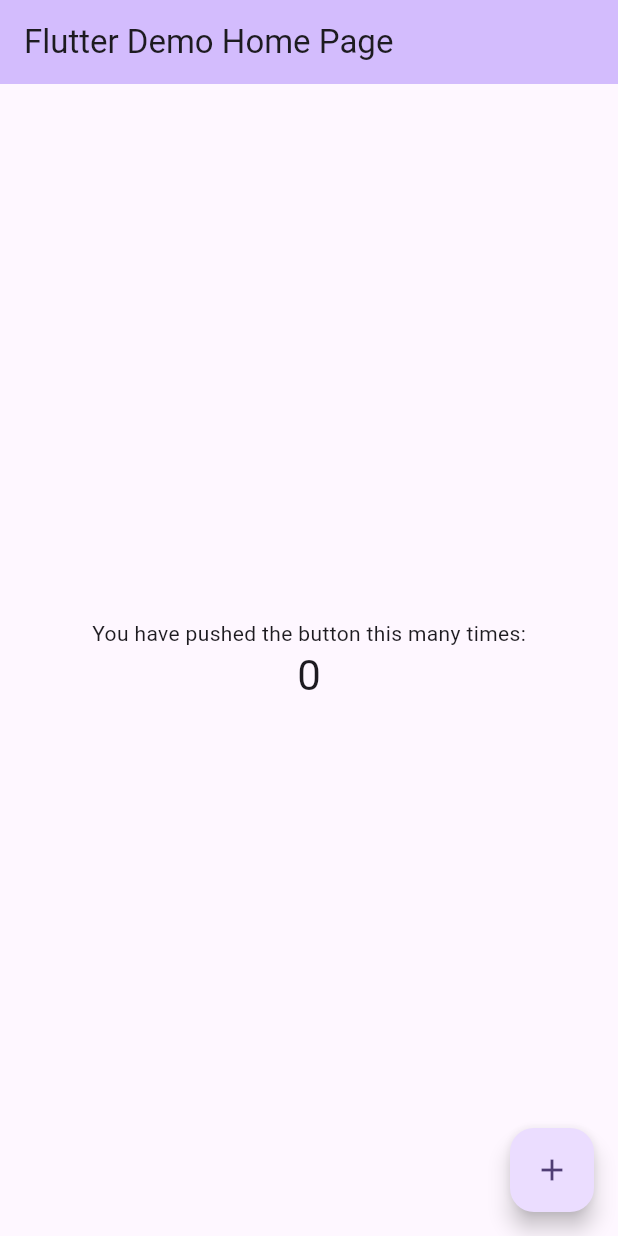
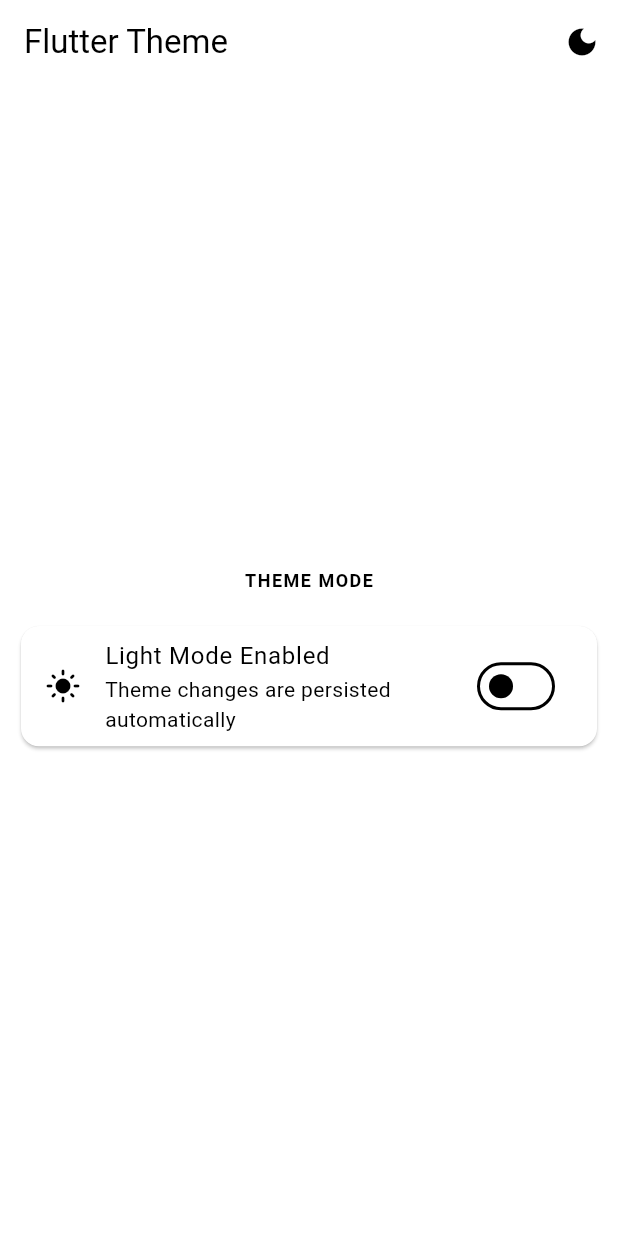
Before and after one commit to 67Vatsal/flutter_light_dark_theme, a Flutter app: the screen it shows after launch, on a phone screen of 412 x 824 dp. Run offline on Flutter 3.47's test engine with Material 3 defaults, Android fonts, the phone set to English and light mode, and no system bars; our stand-ins replace shared_preferences.

Commit message:
flutter_light_dark_theme

```diff
--- /dev/null
+++ b/lib/controller/theme_controller.dart
@@ -0,0 +1,21 @@
+import 'package:flutter/material.dart';
+import '../storage/theme_storage.dart';
+
+class ThemeController extends ChangeNotifier {
+  ThemeMode _themeMode = ThemeMode.system;
+
+  ThemeMode get themeMode => _themeMode;
+
+  Future<void> loadTheme() async {
+    _themeMode = await ThemeStorage.getThemeMode();
+    notifyListeners();
+  }
+
+  Future<void> setTheme(ThemeMode mode) async {
+    _themeMode = mode;
+    await ThemeStorage.saveThemeMode(mode);
+    notifyListeners();
+  }
+
+  bool get isDark => _themeMode == ThemeMode.dark;
+}
--- a/lib/main.dart
+++ b/lib/main.dart
@@ -1,122 +1,38 @@
+import 'package:flutter/cupertino.dart';
 import 'package:flutter/material.dart';
+import 'package:flutter_light_dark_theme/theme_builder.dart';
 
-void main() {
-  runApp(const MyApp());
+import 'controller/theme_controller.dart';
+import 'my_home_page.dart';
+
+void main() async {
+  WidgetsFlutterBinding.ensureInitialized();
+
+  final themeController = ThemeController();
+  await themeController.loadTheme();
+
+  runApp(
+    AdaptiveThemeBuilder(
+      controller: themeController,
+      primaryColor: Colors.deepPurple,
+      child: MyApp(controller: themeController),
+    ),
+  );
 }
 
 class MyApp extends StatelessWidget {
-  const MyApp({super.key});
+  final ThemeController controller;
 
-  // This widget is the root of your application.
+  const MyApp({
+    super.key,
+    required this.controller,
+  });
+
   @override
   Widget build(BuildContext context) {
-    return MaterialApp(
-      title: 'Flutter Demo',
-      theme: ThemeData(
-        // This is the theme of your application.
-        //
-        // TRY THIS: Try running your application with "flutter run". You'll see
-        // the application has a purple toolbar. Then, without quitting the app,
-        // try changing the seedColor in the colorScheme below to Colors.green
-        // and then invoke "hot reload" (save your changes or press the "hot
-        // reload" button in a Flutter-supported IDE, or press "r" if you used
-        // the command line to start the app).
-        //
-        // Notice that the counter didn't reset back to zero; the application
-        // state is not lost during the reload. To reset the state, use hot
-        // restart instead.
-        //
-        // This works for code too, not just values: Most code changes can be
-        // tested with just a hot reload.
-        colorScheme: .fromSeed(seedColor: Colors.deepPurple),
-      ),
-      home: const MyHomePage(title: 'Flutter Demo Home Page'),
+    return MyHomePage(
+      title: 'Flutter Theme',
+      controller: controller,
     );
   }
 }
-
-class MyHomePage extends StatefulWidget {
-  const MyHomePage({super.key, required this.title});
-
-  // This widget is the home page of your application. It is stateful, meaning
-  // that it has a State object (defined below) that contains fields that affect
-  // how it looks.
-
-  // This class is the configuration for the state. It holds the values (in this
-  // case the title) provided by the parent (in this case the App widget) and
-  // used by the build method of the State. Fields in a Widget subclass are
-  // always marked "final".
-
-  final String title;
-
-  @override
-  State<MyHomePage> createState() => _MyHomePageState();
-}
-
-class _MyHomePageState extends State<MyHomePage> {
-  int _counter = 0;
-
-  void _incrementCounter() {
-    setState(() {
-      // This call to setState tells the Flutter framework that something has
-      // changed in this State, which causes it to rerun the build method below
-      // so that the display can reflect the updated values. If we changed
-      // _counter without calling setState(), then the build method would not be
-      // called again, and so nothing would appear to happen.
-      _counter++;
-    });
-  }
-
-  @override
-  Widget build(BuildContext context) {
-    // This method is rerun every time setState is called, for instance as done
-    // by the _incrementCounter method above.
-    //
-    // The Flutter framework has been optimized to make rerunning build methods
-    // fast, so that you can just rebuild anything that needs updating rather
-    // than having to individually change instances of widgets.
-    return Scaffold(
-      appBar: AppBar(
-        // TRY THIS: Try changing the color here to a specific color (to
-        // Colors.amber, perhaps?) and trigger a hot reload to see the AppBar
-        // change color while the other colors stay the same.
-        backgroundColor: Theme.of(context).colorScheme.inversePrimary,
-        // Here we take the value from the MyHomePage object that was created by
-        // the App.build method, and use it to set our appbar title.
-        title: Text(widget.title),
-      ),
-      body: Center(
-        // Center is a layout widget. It takes a single child and positions it
-        // in the middle of the parent.
-        child: Column(
-          // Column is also a layout widget. It takes a list of children and
-          // arranges them vertically. By default, it sizes itself to fit its
-          // children horizontally, and tries to be as tall as its parent.
-          //
-          // Column has various properties to control how it sizes itself and
-          // how it positions its children. Here we use mainAxisAlignment to
-          // center the children vertically; the main axis here is the vertical
-          // axis because Columns are vertical (the cross axis would be
-          // horizontal).
-          //
-          // TRY THIS: Invoke "debug painting" (choose the "Toggle Debug Paint"
-          // action in the IDE, or press "p" in the console), to see the
-          // wireframe for each widget.
-          mainAxisAlignment: .center,
-          children: [
-            const Text('You have pushed the button this many times:'),
-            Text(
-              '$_counter',
-              style: Theme.of(context).textTheme.headlineMedium,
-            ),
-          ],
-        ),
-      ),
-      floatingActionButton: FloatingActionButton(
-        onPressed: _incrementCounter,
-        tooltip: 'Increment',
-        child: const Icon(Icons.add),
-      ),
-    );
-  }
-}
--- /dev/null
+++ b/lib/my_home_page.dart
@@ -0,0 +1,73 @@
+import 'package:flutter/material.dart';
+import 'controller/theme_controller.dart';
+
+class MyHomePage extends StatelessWidget {
+  final String title;
+  final ThemeController controller;
+
+  const MyHomePage({super.key, required this.title, required this.controller});
+
+  @override
+  Widget build(BuildContext context) {
+    final theme = Theme.of(context);
+    final isDark = controller.isDark;
+
+    return Scaffold(
+      appBar: AppBar(title: Text(title), actions: [_themeModeButton(isDark)]),
+      body: Column(
+        mainAxisAlignment: MainAxisAlignment.center,
+        children: [
+          _sectionTitle('Theme Mode'),
+          SizedBox(height: 10),
+          _themeModeCard(isDark),
+        ],
+      ),
+    );
+  }
+
+  Widget _themeModeButton(bool isDark) {
+    return IconButton(
+      tooltip: 'Toggle Theme',
+      icon: Icon(isDark ? Icons.light_mode : Icons.dark_mode),
+      onPressed: () {
+        controller.setTheme(isDark ? ThemeMode.light : ThemeMode.dark);
+      },
+    );
+  }
+
+  // ---------- SECTIONS ----------
+
+  Widget _sectionTitle(String text) {
+    return Padding(
+      padding: const EdgeInsets.only(bottom: 8),
+      child: Text(
+        textAlign: TextAlign.start,
+        text.toUpperCase(),
+        style: const TextStyle(
+          fontSize: 12,
+          fontWeight: FontWeight.bold,
+          letterSpacing: 1,
+        ),
+      ),
+    );
+  }
+
+  Widget _themeModeCard(bool isDark) {
+    return Padding(
+      padding: const EdgeInsets.symmetric(horizontal: 10),
+      child: Card(
+        child: ListTile(
+          leading: Icon(isDark ? Icons.dark_mode : Icons.light_mode),
+          title: Text(isDark ? 'Dark Mode Enabled' : 'Light Mode Enabled'),
+          subtitle: const Text('Theme changes are persisted automatically'),
+          trailing: Switch(
+            value: isDark,
+            onChanged: (value) {
+              controller.setTheme(value ? ThemeMode.dark : ThemeMode.light);
+            },
+          ),
+        ),
+      ),
+    );
+  }
+}
--- /dev/null
+++ b/lib/storage/theme_storage.dart
@@ -0,0 +1,25 @@
+import 'package:flutter/material.dart';
+import 'package:shared_preferences/shared_preferences.dart';
+
+class ThemeStorage {
+  static const _key = 'theme_mode';
+
+  static Future<void> saveThemeMode(ThemeMode mode) async {
+    final prefs = await SharedPreferences.getInstance();
+    prefs.setString(_key, mode.name);
+  }
+
+  static Future<ThemeMode> getThemeMode() async {
+    final prefs = await SharedPreferences.getInstance();
+    final value = prefs.getString(_key);
+
+    switch (value) {
+      case 'dark':
+        return ThemeMode.dark;
+      case 'light':
+        return ThemeMode.light;
+      default:
+        return ThemeMode.system;
+    }
+  }
+}
--- /dev/null
+++ b/lib/theme/dark_theme.dart
@@ -0,0 +1,17 @@
+import 'package:flutter/material.dart';
+
+class DarkAppTheme {
+  static ThemeData theme({
+    Color primaryColor = Colors.blue,
+    bool useMaterial3 = true,
+  }) {
+    return ThemeData(
+      brightness: Brightness.dark,
+      useMaterial3: useMaterial3,
+      colorScheme: ColorScheme.dark(
+        primary: primaryColor,
+      ),
+      scaffoldBackgroundColor: Colors.black,
+    );
+  }
+}
--- /dev/null
+++ b/lib/theme/light_theme.dart
@@ -0,0 +1,17 @@
+import 'package:flutter/material.dart';
+
+class LightAppTheme {
+  static ThemeData theme({
+    Color primaryColor = Colors.blue,
+    bool useMaterial3 = true,
+  }) {
+    return ThemeData(
+      brightness: Brightness.light,
+      useMaterial3: useMaterial3,
+      colorScheme: ColorScheme.light(
+        primary: primaryColor,
+      ),
+      scaffoldBackgroundColor: Colors.white,
+    );
+  }
+}
--- /dev/null
+++ b/lib/theme_builder.dart
@@ -0,0 +1,33 @@
+import 'package:flutter/material.dart';
+import '../controller/theme_controller.dart';
+import '../theme/light_theme.dart';
+import '../theme/dark_theme.dart';
+
+class AdaptiveThemeBuilder extends StatelessWidget {
+  final ThemeController controller;
+  final Widget child;
+  final Color primaryColor;
+
+  const AdaptiveThemeBuilder({
+    super.key,
+    required this.controller,
+    required this.child,
+    this.primaryColor = Colors.blue,
+  });
+
+  @override
+  Widget build(BuildContext context) {
+    return AnimatedBuilder(
+      animation: controller,
+      builder: (_, __) {
+        return MaterialApp(
+          theme: LightAppTheme.theme(primaryColor: primaryColor),
+          darkTheme: DarkAppTheme.theme(primaryColor: primaryColor),
+          themeMode: controller.themeMode,
+          home: child,
+          debugShowCheckedModeBanner: false,
+        );
+      },
+    );
+  }
+}
--- a/pubspec.yaml
+++ b/pubspec.yaml
@@ -34,6 +34,7 @@ dependencies:
   # The following adds the Cupertino Icons font to your application.
   # Use with the CupertinoIcons class for iOS style icons.
   cupertino_icons: ^1.0.8
+  shared_preferences: ^2.2.2
 
 dev_dependencies:
   flutter_test:
```
Also changed, not shown: pubspec.lock, 2 other files.
